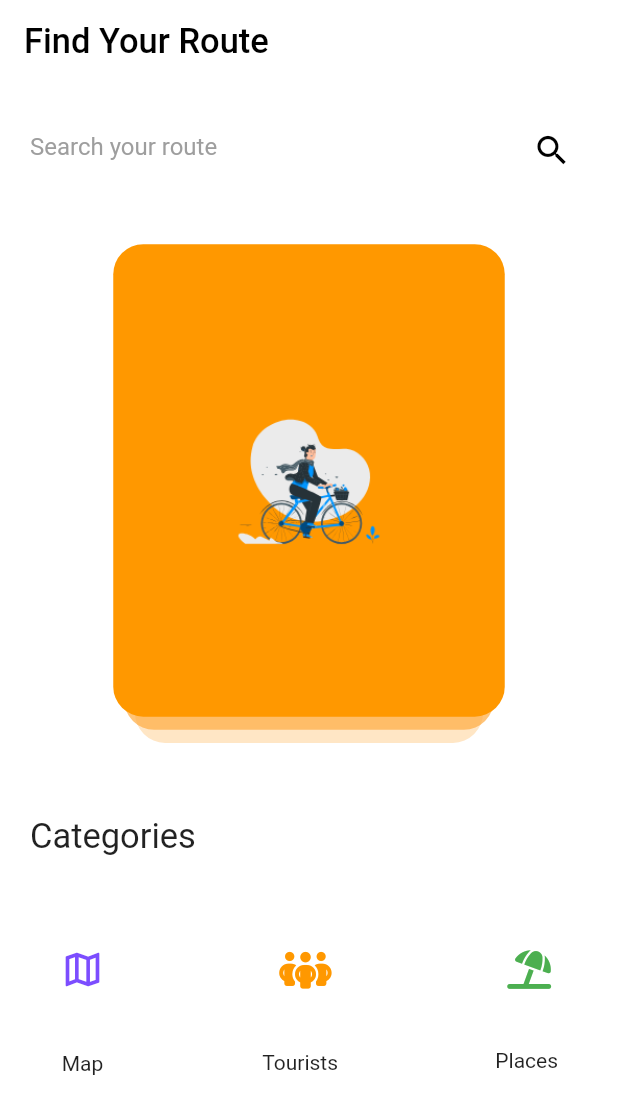
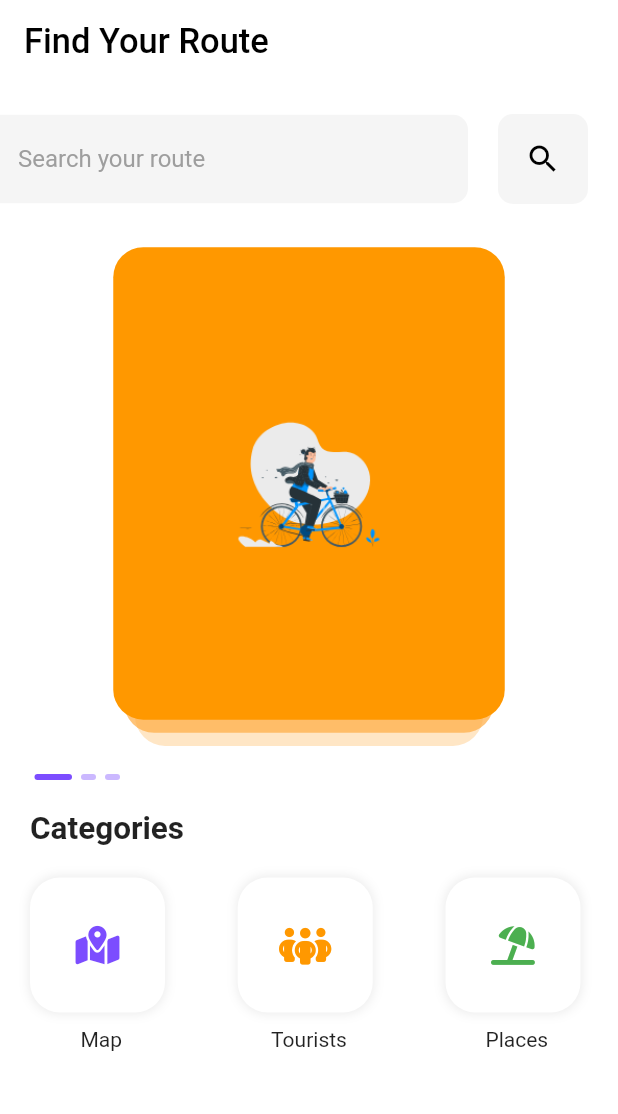
Before and after one commit to michaelihuoma01/recspot_test, a Flutter app: the screen it shows after launch, on a phone screen of 412 x 824 dp. Shown: the top 1114 px of the screen. Run offline on Flutter 3.47's test engine with Material 2 defaults, Android fonts, the light colour scheme and no system bars; drawn by our look-alikes of tcard; our stand-ins replace flutter_svg_provider, font_awesome_flutter, sliding_up_panel.

Commit message:
Maps screen added & Fixes

```diff
--- a/lib/main.dart
+++ b/lib/main.dart
@@ -11,6 +11,7 @@ class MyApp extends StatelessWidget {
   @override
   Widget build(BuildContext context) {
     return   MaterialApp(
+      debugShowCheckedModeBanner: false,
       theme: ThemeData(
         bottomSheetTheme: BottomSheetThemeData(
             backgroundColor: Colors.transparent),
--- a/lib/screens/home.dart
+++ b/lib/screens/home.dart
@@ -1,9 +1,12 @@
 import 'package:flutter/material.dart';
 import 'package:flutter_svg_provider/flutter_svg_provider.dart';
 import 'package:font_awesome_flutter/font_awesome_flutter.dart';
+import 'package:recspot_test/widgets/card_widgets.dart';
 import 'package:recspot_test/screens/category.dart';
 import 'package:recspot_test/screens/map.dart';
 import 'package:recspot_test/widgets/category_icon.dart';
+import 'package:recspot_test/widgets/indicator.dart';
+import 'package:recspot_test/widgets/textformfield_widget.dart';
 import 'package:tcard/tcard.dart';
 
 class HomeScreen extends StatefulWidget {
@@ -15,25 +18,11 @@ class HomeScreen extends StatefulWidget {
 
 class _HomeScreenState extends State<HomeScreen> {
   final TCardController _controller = TCardController();
-  List<Widget> cards = [
-    Container(
-      child: const Image(
-        width: 250,
-        height: 100,
-        image: Svg('assets/svg/bicycle.svg'),
-      ),
-      decoration: BoxDecoration(
-          color: Colors.orange, borderRadius: BorderRadius.circular(20)),
-    ),
-    Container(
-        decoration: BoxDecoration(
-            color: Colors.orangeAccent.withOpacity(0.7),
-            borderRadius: BorderRadius.circular(20))),
-    Container(
-        decoration: BoxDecoration(
-            color: Colors.orangeAccent.withOpacity(0.3),
-            borderRadius: BorderRadius.circular(20)))
-  ];
+  int _currentIndex = 0;
+
+  // CardWidgets defined in widgets folder
+  List<Widget> cards = CardWidgets.cards();
+
   @override
   Widget build(BuildContext context) {
     return Scaffold(
@@ -44,29 +33,30 @@ class _HomeScreenState extends State<HomeScreen> {
               style: TextStyle(fontSize: 23, color: Colors.black)),
         ),
         backgroundColor: Colors.white,
-        body: Padding(
-          padding: const EdgeInsets.all(20.0),
-          child: SingleChildScrollView(
+        body: SingleChildScrollView(
           child: Column(
             crossAxisAlignment: CrossAxisAlignment.start,
             children: [
-                TextField(
-                  decoration: const InputDecoration(
-                      focusedBorder: InputBorder.none,
-                      enabledBorder: InputBorder.none,
-                      hintText: 'Search your route',
-                      hintStyle: TextStyle(color: Colors.grey),
-                      suffixIcon:
-                          Icon(Icons.search, size: 26, color: Colors.black)),
-                  style: const TextStyle(color: Colors.black),
-                  cursorColor: Colors.orange,
-                  onChanged: (value) {
-                    if (value.trim().isNotEmpty) {
-                      setState(() {});
-                    }
-                  },
+              Row(
+                children: [
+                  // Textformfield defined in widgets folder
+                  Expanded(
+                    child: TextFormFieldWidget(hintText: 'Search your route'),
                   ),
-                const SizedBox(height: 30),
+                  Padding(
+                    padding: const EdgeInsets.all(20),
+                    child: Container(
+                        height: 60,
+                        width: 60,
+                        decoration: BoxDecoration(
+                          color: Colors.grey.withOpacity(0.1),
+                          borderRadius: BorderRadius.circular(10),
+                        ),
+                        child: const Icon(Icons.search,
+                            size: 24, color: Colors.black)),
+                  )
+                ],
+              ),
               Center(
                 child: TCard(
                   cards: cards,
@@ -74,34 +64,45 @@ class _HomeScreenState extends State<HomeScreen> {
                   size: const Size(290, 350),
                   controller: _controller,
                   onForward: (index, info) {
-                      print(index);
-                      print(info.direction);
-                      if (info.direction == SwipDirection.Right) {
-                        print('like');
-                      } else {
-                        print('dislike');
-                      }
-                    },
-                    onBack: (index, info) {
-                      print(index);
+                    setState(() {
+                      _currentIndex = index;
+                      _currentIndex - 1;
+                    });
                   },
                   onEnd: () {
-                      print('end');
+                    setState(() {
+                      _controller.reset(cards: cards);
+                      _currentIndex = 0;
+                    });
                   },
                 ),
               ),
-                const SizedBox(height: 40),
-                const Text('Categories', style: TextStyle(fontSize: 23)),
-                const SizedBox(height: 40),
+              const SizedBox(height: 10),
               Padding(
-                  padding: const EdgeInsets.all(20),
+                padding: const EdgeInsets.symmetric(horizontal: 20),
+                child: Row(
+                  // Card indicator defined in widgets folder
+                  children: CardIndicator.buildPageIndicator(
+                      cards.length, _currentIndex),
+                ),
+              ),
+              const SizedBox(height: 20),
+              const Padding(
+                padding: EdgeInsets.symmetric(horizontal: 20),
+                child: Text('Categories',
+                    style:
+                        TextStyle(fontSize: 21, fontWeight: FontWeight.bold)),
+              ),
+              const SizedBox(height: 20),
+              Padding(
+                padding: const EdgeInsets.symmetric(horizontal: 20),
                 child: Row(
                   mainAxisAlignment: MainAxisAlignment.spaceBetween,
                   children: [
                     CategoryIcon(
                       title: 'Map',
-                        icon: const Icon(Icons.map_outlined,
-                            color: Colors.deepPurpleAccent, size: 30),
+                      icon: const Icon(FontAwesomeIcons.mapLocationDot,
+                          color: Colors.deepPurpleAccent, size: 26),
                       onTap: () {
                         Navigator.push(
                             context,
@@ -113,9 +114,7 @@ class _HomeScreenState extends State<HomeScreen> {
                       title: 'Tourists',
                       icon: const Icon(FontAwesomeIcons.peopleGroup,
                           color: Colors.orange, size: 28),
-                        onTap: () {
-                          print('Tourists');
-                        },
+                      onTap: () {},
                     ),
                     CategoryIcon(
                       title: 'Places',
@@ -125,8 +124,7 @@ class _HomeScreenState extends State<HomeScreen> {
                         Navigator.push(
                             context,
                             MaterialPageRoute(
-                                  builder: (context) =>
-                                      const CategoryScreen()));
+                                builder: (context) => const CategoryScreen()));
                       },
                     ),
                   ],
@@ -134,7 +132,6 @@ class _HomeScreenState extends State<HomeScreen> {
               )
             ],
           ),
-          ),
         ));
   }
 }
--- /dev/null
+++ b/lib/widgets/card_widgets.dart
@@ -0,0 +1,28 @@
+import 'package:flutter/material.dart';
+import 'package:flutter_svg_provider/flutter_svg_provider.dart';
+
+class CardWidgets {
+  static List<Widget> cards() {
+    List<Widget> cards = [
+      Container(
+        child: Image(
+          width: 250,
+          height: 100,
+          image: Svg('assets/svg/bicycle.svg'),
+        ),
+        decoration: BoxDecoration(
+            color: Colors.orange, borderRadius: BorderRadius.circular(20)),
+      ),
+      Container(
+          decoration: BoxDecoration(
+              color: Colors.orangeAccent.withOpacity(0.7),
+              borderRadius: BorderRadius.circular(20))),
+      Container(
+          decoration: BoxDecoration(
+              color: Colors.orangeAccent.withOpacity(0.3),
+              borderRadius: BorderRadius.circular(20)))
+    ];
+
+    return cards;
+  }
+}
--- a/lib/widgets/category_icon.dart
+++ b/lib/widgets/category_icon.dart
@@ -14,8 +14,25 @@ class CategoryIcon extends StatelessWidget {
       child: Column(
         crossAxisAlignment: CrossAxisAlignment.center,
         children: [
-          icon,
-          const SizedBox(height: 40),
+          Padding(
+            padding: const EdgeInsets.only(right: 5),
+            child: Container(
+                height: 90,
+                width: 90,
+                decoration: BoxDecoration(
+                  color: Colors.white,
+                   borderRadius: BorderRadius.circular(20),
+                  boxShadow: [
+                  BoxShadow(
+                    color: Colors.grey.withOpacity(0.2),
+                    spreadRadius: 0.5,
+                    blurRadius: 5,
+                    offset: Offset(0, 0),
+                  )
+                ]),
+                child: icon),
+          ),
+          const SizedBox(height: 10),
           Text(title!),
         ],
       ),
--- /dev/null
+++ b/lib/widgets/indicator.dart
@@ -0,0 +1,33 @@
+import 'package:flutter/material.dart';
+
+class CardIndicator extends StatelessWidget {
+  final bool? isActive;
+  const CardIndicator({Key? key, required this.isActive}) : super(key: key);
+
+  static List<Widget>  buildPageIndicator(int length, currentIndex) {
+    final list = <Widget>[];
+    for (var i = 0; i < length; i++) {
+      list.add(i == currentIndex
+          ? const CardIndicator(isActive: true)
+          : const CardIndicator(isActive: false));
+    }
+    return list;
+  }
+
+  @override
+  Widget build(BuildContext context) {
+    return AnimatedContainer(
+      duration: const Duration(milliseconds: 300),
+      curve: Curves.fastOutSlowIn,
+      margin: const EdgeInsets.symmetric(horizontal: 3.0),
+      height: 4.0,
+      width: isActive! ? 25.0 : 10.0,
+      decoration: BoxDecoration(
+        color: isActive!
+            ? Colors.deepPurpleAccent
+            : Colors.deepPurpleAccent.withOpacity(0.4),
+        borderRadius: const BorderRadius.all(Radius.circular((25))),
+      ),
+    );
+  }
+}
--- /dev/null
+++ b/lib/widgets/textformfield_widget.dart
@@ -0,0 +1,25 @@
+import 'package:flutter/material.dart';
+
+class TextFormFieldWidget extends StatelessWidget {
+  String? hintText;
+    TextFormFieldWidget({this.hintText})  ;
+
+  @override
+  Widget build(BuildContext context) {
+    return TextFormField(
+      decoration: InputDecoration(
+          border: const OutlineInputBorder(
+            borderSide: BorderSide.none,
+            borderRadius: BorderRadius.only(
+                topRight: Radius.circular(10),
+                bottomRight: Radius.circular(10)),
+          ),
+          hintText: hintText,
+          filled: true,
+          fillColor: Colors.grey.withOpacity(0.1),
+          hintStyle: const TextStyle(color: Colors.grey)),
+      style: const TextStyle(color: Colors.black),
+      cursorColor: Colors.orange,
+    );
+  }
+}
```
Also changed, not shown: lib/screens/category.dart (+36 -38 lines), lib/screens/map.dart (+63 -3 lines), lib/widgets/category_tile.dart (+62 -22 lines), lib/widgets/map_search_box.dart (added, +80 -0 lines), assets/images/bg.png (added), assets/images/maps.png (added), flutter_01.png (added), 3 other files. Lines whose indentation alone changed are shown as unchanged.
